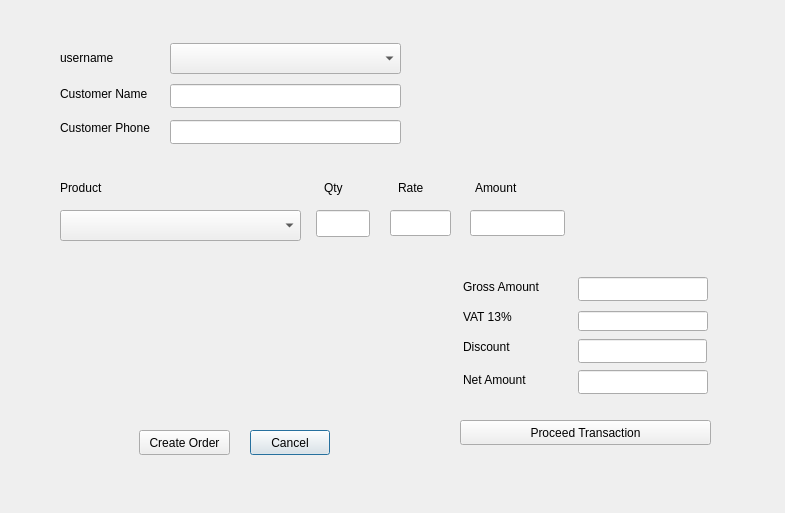
The window that order.ui (Aromakc/Retailhub) describes before a commit, drawn with Qt 5.
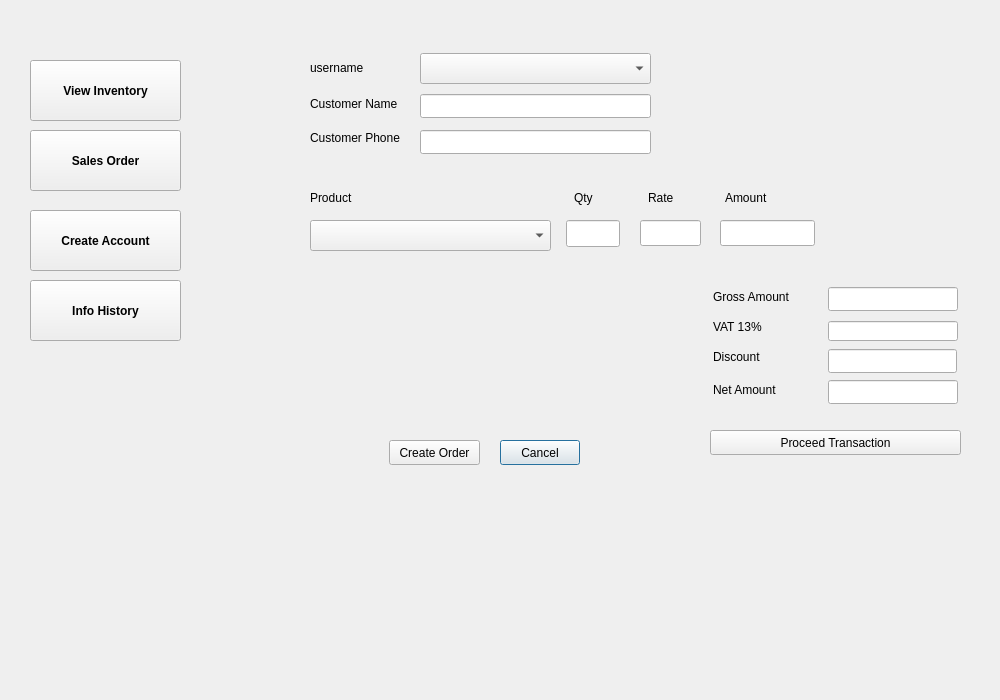
The same window after the commit.

Commit message: sales record added

```diff
--- a/order.ui
+++ b/order.ui
@@ -6,8 +6,8 @@
    <rect>
     <x>0</x>
     <y>0</y>
-    <width>785</width>
-    <height>513</height>
+    <width>1000</width>
+    <height>700</height>
    </rect>
   </property>
   <property name="windowTitle">
@@ -16,8 +16,8 @@
   <widget class="QLabel" name="username">
    <property name="geometry">
     <rect>
-     <x>60</x>
-     <y>50</y>
+     <x>310</x>
+     <y>60</y>
      <width>101</width>
      <height>16</height>
     </rect>
@@ -29,8 +29,8 @@
   <widget class="QLabel" name="name">
    <property name="geometry">
     <rect>
-     <x>60</x>
-     <y>86</y>
+     <x>310</x>
+     <y>96</y>
      <width>101</width>
      <height>16</height>
     </rect>
@@ -42,8 +42,8 @@
   <widget class="QLabel" name="phone">
    <property name="geometry">
     <rect>
-     <x>60</x>
-     <y>120</y>
+     <x>310</x>
+     <y>130</y>
      <width>101</width>
      <height>16</height>
     </rect>
@@ -55,8 +55,8 @@
   <widget class="QLabel" name="product">
    <property name="geometry">
     <rect>
-     <x>60</x>
-     <y>180</y>
+     <x>310</x>
+     <y>190</y>
      <width>91</width>
      <height>16</height>
     </rect>
@@ -68,8 +68,8 @@
   <widget class="QLabel" name="quantity">
    <property name="geometry">
     <rect>
-     <x>324</x>
-     <y>180</y>
+     <x>574</x>
+     <y>190</y>
      <width>40</width>
      <height>16</height>
     </rect>
@@ -81,8 +81,8 @@
   <widget class="QLabel" name="rate">
    <property name="geometry">
     <rect>
-     <x>398</x>
-     <y>180</y>
+     <x>648</x>
+     <y>190</y>
      <width>90</width>
      <height>16</height>
     </rect>
@@ -94,8 +94,8 @@
   <widget class="QLabel" name="amount">
    <property name="geometry">
     <rect>
-     <x>475</x>
-     <y>180</y>
+     <x>725</x>
+     <y>190</y>
      <width>91</width>
      <height>16</height>
     </rect>
@@ -107,8 +107,8 @@
   <widget class="QLabel" name="grossamount">
    <property name="geometry">
     <rect>
-     <x>463</x>
-     <y>279</y>
+     <x>713</x>
+     <y>289</y>
      <width>91</width>
      <height>16</height>
     </rect>
@@ -120,8 +120,8 @@
   <widget class="QLabel" name="vat">
    <property name="geometry">
     <rect>
-     <x>463</x>
-     <y>309</y>
+     <x>713</x>
+     <y>319</y>
      <width>91</width>
      <height>16</height>
     </rect>
@@ -133,8 +133,8 @@
   <widget class="QLabel" name="discount">
    <property name="geometry">
     <rect>
-     <x>463</x>
-     <y>339</y>
+     <x>713</x>
+     <y>349</y>
      <width>91</width>
      <height>16</height>
     </rect>
@@ -146,8 +146,8 @@
   <widget class="QLabel" name="nettotal">
    <property name="geometry">
     <rect>
-     <x>463</x>
-     <y>372</y>
+     <x>713</x>
+     <y>382</y>
      <width>91</width>
      <height>16</height>
     </rect>
@@ -159,8 +159,8 @@
   <widget class="QComboBox" name="comboBox_user">
    <property name="geometry">
     <rect>
-     <x>170</x>
-     <y>43</y>
+     <x>420</x>
+     <y>53</y>
      <width>231</width>
      <height>31</height>
     </rect>
@@ -169,8 +169,8 @@
   <widget class="QComboBox" name="comboBox_prod">
    <property name="geometry">
     <rect>
-     <x>60</x>
-     <y>210</y>
+     <x>310</x>
+     <y>220</y>
      <width>241</width>
      <height>31</height>
     </rect>
@@ -179,8 +179,8 @@
   <widget class="QLineEdit" name="le_qty">
    <property name="geometry">
     <rect>
-     <x>316</x>
-     <y>210</y>
+     <x>566</x>
+     <y>220</y>
      <width>54</width>
      <height>27</height>
     </rect>
@@ -189,8 +189,8 @@
   <widget class="QLineEdit" name="le_discount">
    <property name="geometry">
     <rect>
-     <x>578</x>
-     <y>339</y>
+     <x>828</x>
+     <y>349</y>
      <width>129</width>
      <height>24</height>
     </rect>
@@ -199,8 +199,8 @@
   <widget class="QLineEdit" name="le_amount">
    <property name="geometry">
     <rect>
-     <x>470</x>
-     <y>210</y>
+     <x>720</x>
+     <y>220</y>
      <width>95</width>
      <height>26</height>
     </rect>
@@ -209,8 +209,8 @@
   <widget class="QLineEdit" name="le_gross">
    <property name="geometry">
     <rect>
-     <x>578</x>
-     <y>277</y>
+     <x>828</x>
+     <y>287</y>
      <width>130</width>
      <height>24</height>
     </rect>
@@ -219,8 +219,8 @@
   <widget class="QLineEdit" name="le_vat">
    <property name="geometry">
     <rect>
-     <x>578</x>
-     <y>311</y>
+     <x>828</x>
+     <y>321</y>
      <width>130</width>
      <height>20</height>
     </rect>
@@ -229,8 +229,8 @@
   <widget class="QLineEdit" name="le_total">
    <property name="geometry">
     <rect>
-     <x>578</x>
-     <y>370</y>
+     <x>828</x>
+     <y>380</y>
      <width>130</width>
      <height>24</height>
     </rect>
@@ -239,8 +239,8 @@
   <widget class="QLineEdit" name="le_phone">
    <property name="geometry">
     <rect>
-     <x>170</x>
-     <y>120</y>
+     <x>420</x>
+     <y>130</y>
      <width>231</width>
      <height>24</height>
     </rect>
@@ -249,8 +249,8 @@
   <widget class="QLineEdit" name="le_name">
    <property name="geometry">
     <rect>
-     <x>170</x>
-     <y>84</y>
+     <x>420</x>
+     <y>94</y>
      <width>231</width>
      <height>24</height>
     </rect>
@@ -259,8 +259,8 @@
   <widget class="QLineEdit" name="le_rate">
    <property name="geometry">
     <rect>
-     <x>390</x>
-     <y>210</y>
+     <x>640</x>
+     <y>220</y>
      <width>61</width>
      <height>26</height>
     </rect>
@@ -269,8 +269,8 @@
   <widget class="QPushButton" name="create_order">
    <property name="geometry">
     <rect>
-     <x>139</x>
-     <y>430</y>
+     <x>389</x>
+     <y>440</y>
      <width>91</width>
      <height>25</height>
     </rect>
@@ -288,8 +288,8 @@
   <widget class="QPushButton" name="cancel_order">
    <property name="geometry">
     <rect>
-     <x>250</x>
-     <y>430</y>
+     <x>500</x>
+     <y>440</y>
      <width>80</width>
      <height>25</height>
     </rect>
@@ -310,8 +310,8 @@
   <widget class="QPushButton" name="Proceed_Cal">
    <property name="geometry">
     <rect>
-     <x>460</x>
-     <y>420</y>
+     <x>710</x>
+     <y>430</y>
      <width>251</width>
      <height>25</height>
     </rect>
@@ -320,6 +320,86 @@
     <string>Proceed Transaction</string>
    </property>
   </widget>
+  <widget class="QPushButton" name="sales_order">
+   <property name="geometry">
+    <rect>
+     <x>30</x>
+     <y>130</y>
+     <width>151</width>
+     <height>61</height>
+    </rect>
+   </property>
+   <property name="font">
+    <font>
+     <weight>75</weight>
+     <bold>true</bold>
+     <strikeout>false</strikeout>
+    </font>
+   </property>
+   <property name="text">
+    <string>Sales Order</string>
+   </property>
+  </widget>
+  <widget class="QPushButton" name="pushButton_vinv">
+   <property name="geometry">
+    <rect>
+     <x>30</x>
+     <y>60</y>
+     <width>151</width>
+     <height>61</height>
+    </rect>
+   </property>
+   <property name="font">
+    <font>
+     <weight>75</weight>
+     <bold>true</bold>
+     <strikeout>false</strikeout>
+    </font>
+   </property>
+   <property name="text">
+    <string>View Inventory</string>
+   </property>
+  </widget>
+  <widget class="QPushButton" name="create_account">
+   <property name="geometry">
+    <rect>
+     <x>30</x>
+     <y>210</y>
+     <width>151</width>
+     <height>61</height>
+    </rect>
+   </property>
+   <property name="font">
+    <font>
+     <weight>75</weight>
+     <bold>true</bold>
+     <strikeout>false</strikeout>
+    </font>
+   </property>
+   <property name="text">
+    <string>Create Account</string>
+   </property>
+  </widget>
+  <widget class="QPushButton" name="report">
+   <property name="geometry">
+    <rect>
+     <x>30</x>
+     <y>280</y>
+     <width>151</width>
+     <height>61</height>
+    </rect>
+   </property>
+   <property name="font">
+    <font>
+     <weight>75</weight>
+     <bold>true</bold>
+     <strikeout>false</strikeout>
+    </font>
+   </property>
+   <property name="text">
+    <string>Info History</string>
+   </property>
+  </widget>
  </widget>
  <resources/>
  <connections/>
```
The commit also changes 16 other files.
